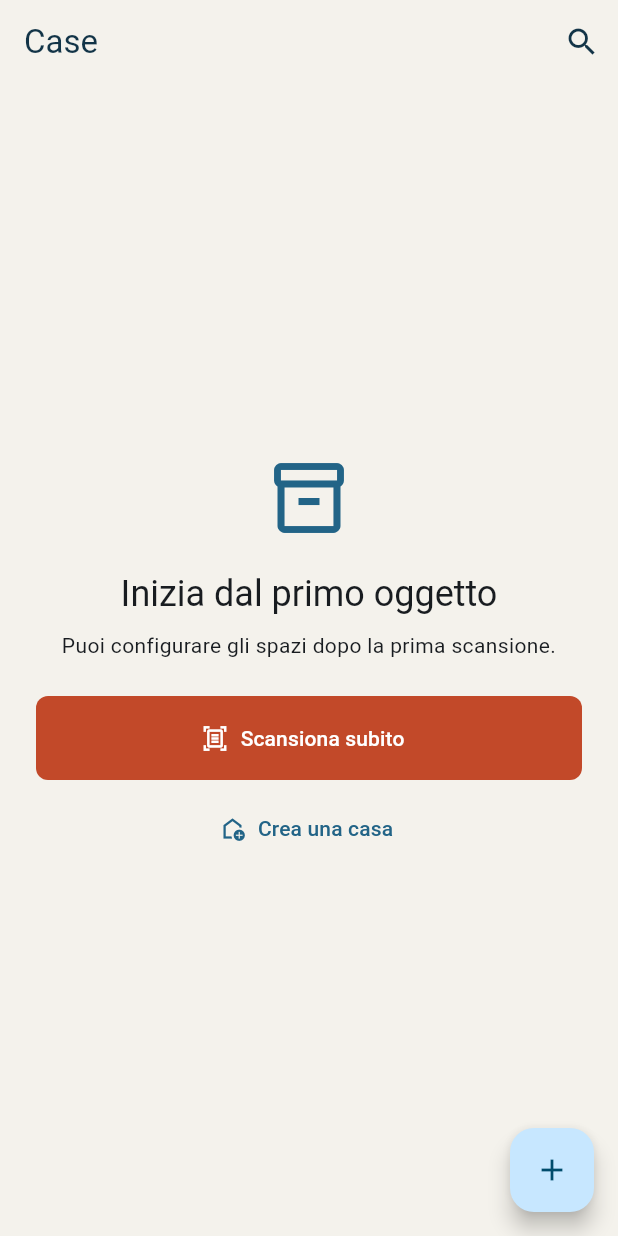
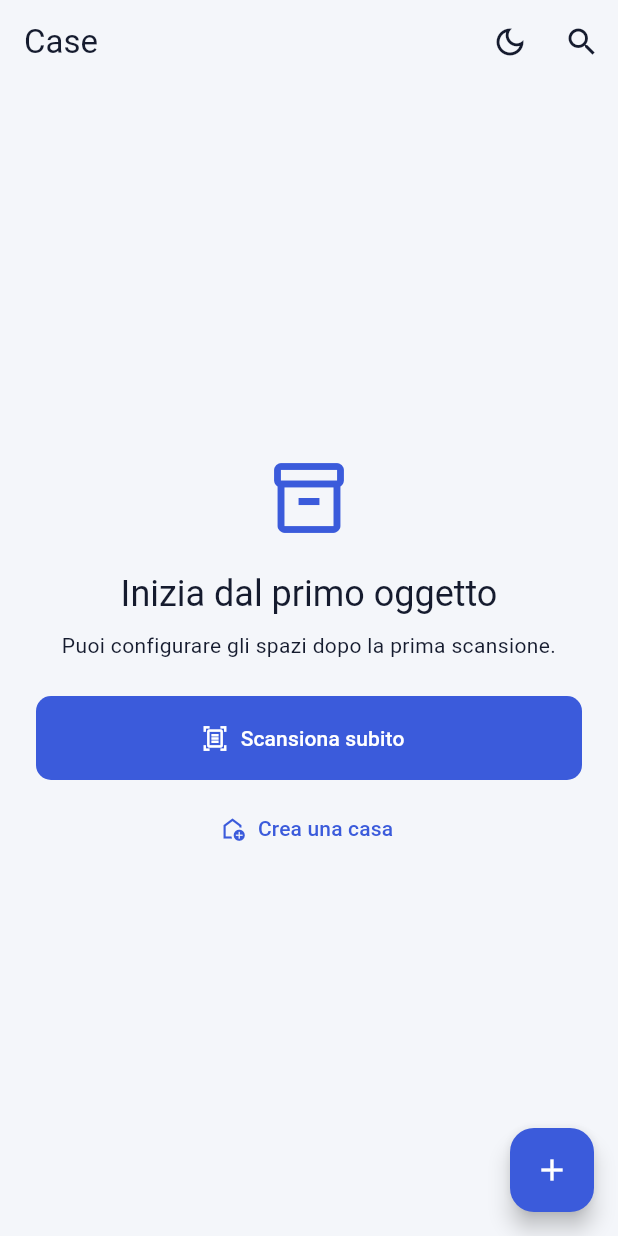
Before and after one commit to raythekool/home-scatolo, a Flutter app: the screen it shows after launch, on a phone screen of 412 x 824 dp. Run offline on Flutter 3.47's test engine with Material 3 defaults, Android fonts, the phone set to English and light mode, and no system bars; our stand-ins replace go_router, image_picker, sqflite, sqflite_common_ffi, sqflite_common_ffi_web; accounts and stored records are empty.

Commit message:
feat: dual Light/Dark theme (Indaco & Grafite / Notte & Ambra) with toggle, Figma design system, updated docs
Flutter AppTheme + ThemeToggleButton, /admin CSS tokens + theme switcher, docs Diataxis refresh

```diff
--- a/app/lib/main.dart
+++ b/app/lib/main.dart
@@ -8,6 +8,7 @@ import 'screens/inventory_list_screen.dart';
 import 'screens/item_detail_screen.dart';
 import 'screens/rooms_screen.dart';
 import 'screens/search_screen.dart';
+import 'theme/app_theme.dart';
 
 void main() {
   runApp(const HomeScatoloApp());
@@ -74,54 +75,17 @@ class HomeScatoloApp extends StatelessWidget {
 
   @override
   Widget build(BuildContext context) {
-    const Color ink = Color(0xFF123447);
-    const Color scanOrange = Color(0xFFC24929);
-    const Color paper = Color(0xFFF4F2EC);
-    return MaterialApp.router(
-      title: 'Home Scatolo',
-      theme: ThemeData(
-        colorScheme: ColorScheme.fromSeed(
-          seedColor: ink,
-          secondary: scanOrange,
-          brightness: Brightness.light,
-        ),
-        useMaterial3: true,
-        scaffoldBackgroundColor: paper,
-        appBarTheme: const AppBarTheme(
-          centerTitle: false,
-          backgroundColor: paper,
-          foregroundColor: ink,
-          elevation: 0,
-          surfaceTintColor: Colors.transparent,
-        ),
-        cardTheme: const CardThemeData(
-          elevation: 0,
-          color: Colors.white,
-          margin: EdgeInsets.zero,
-          shape: RoundedRectangleBorder(
-            borderRadius: BorderRadius.all(Radius.circular(8)),
-            side: BorderSide(color: Color(0xFFE2E6E2)),
-          ),
-        ),
-        filledButtonTheme: FilledButtonThemeData(
-          style: FilledButton.styleFrom(
-            backgroundColor: scanOrange,
-            foregroundColor: Colors.white,
-            minimumSize: const Size.fromHeight(56),
-            shape: const RoundedRectangleBorder(
-              borderRadius: BorderRadius.all(Radius.circular(8)),
-            ),
-          ),
-        ),
-        inputDecorationTheme: const InputDecorationTheme(
-          filled: true,
-          fillColor: Colors.white,
-          border: OutlineInputBorder(
-            borderRadius: BorderRadius.all(Radius.circular(8)),
-          ),
-        ),
-      ),
-      routerConfig: _router,
+    return ValueListenableBuilder<ThemeMode>(
+      valueListenable: appThemeController,
+      builder: (BuildContext context, ThemeMode mode, _) {
+        return MaterialApp.router(
+          title: 'Home Scatolo',
+          theme: AppTheme.light,
+          darkTheme: AppTheme.dark,
+          themeMode: mode,
+          routerConfig: _router,
+        );
+      },
     );
   }
 }
--- a/app/lib/screens/containers_screen.dart
+++ b/app/lib/screens/containers_screen.dart
@@ -4,6 +4,7 @@ import 'package:go_router/go_router.dart';
 import '../models/container.dart' as models;
 import '../services/storage_factory.dart';
 import '../services/storage_service.dart';
+import '../theme/app_theme.dart';
 
 class ContainersScreen extends StatefulWidget {
   const ContainersScreen({
@@ -164,6 +165,9 @@ class _ContainersScreenState extends State<ContainersScreen> {
     return Scaffold(
       appBar: AppBar(
         title: const Text('Contenitori'),
+        actions: const <Widget>[
+          ThemeToggleButton(),
+        ],
       ),
       body: widget.roomId == null
           ? const Center(child: Text('Seleziona una stanza prima.'))
--- a/app/lib/screens/houses_screen.dart
+++ b/app/lib/screens/houses_screen.dart
@@ -4,6 +4,7 @@ import 'package:go_router/go_router.dart';
 import '../models/house.dart';
 import '../services/storage_factory.dart';
 import '../services/storage_service.dart';
+import '../theme/app_theme.dart';
 
 class HousesScreen extends StatefulWidget {
   const HousesScreen({super.key, this.storageService});
@@ -131,6 +132,7 @@ class _HousesScreenState extends State<HousesScreen> {
       appBar: AppBar(
         title: const Text('Case'),
         actions: <Widget>[
+          const ThemeToggleButton(),
           IconButton(
             icon: const Icon(Icons.search),
             tooltip: 'Cerca nell\'inventario',
@@ -232,7 +234,7 @@ class _HousesScreenState extends State<HousesScreen> {
                             isActive ? 'Spazio attivo' : 'Tocca per aprire'),
                         trailing: Icon(
                           isActive ? Icons.check_circle : Icons.chevron_right,
-                          color: isActive ? Colors.green.shade800 : null,
+                          color: isActive ? AppTheme.successColor(context) : null,
                         ),
                         onTap: () => _selectHouse(house),
                       ),
--- a/app/lib/screens/inventory_list_screen.dart
+++ b/app/lib/screens/inventory_list_screen.dart
@@ -4,6 +4,7 @@ import 'package:go_router/go_router.dart';
 import '../models/item.dart';
 import '../services/storage_factory.dart';
 import '../services/storage_service.dart';
+import '../theme/app_theme.dart';
 
 class InventoryListScreen extends StatefulWidget {
   const InventoryListScreen({
@@ -104,6 +105,7 @@ class _InventoryListScreenState extends State<InventoryListScreen> {
           ],
         ),
         actions: <Widget>[
+          const ThemeToggleButton(),
           IconButton(
             icon: const Icon(Icons.search),
             tooltip: 'Cerca in tutta la casa',
--- a/app/lib/screens/rooms_screen.dart
+++ b/app/lib/screens/rooms_screen.dart
@@ -4,6 +4,7 @@ import 'package:go_router/go_router.dart';
 import '../models/room.dart';
 import '../services/storage_factory.dart';
 import '../services/storage_service.dart';
+import '../theme/app_theme.dart';
 
 class RoomsScreen extends StatefulWidget {
   const RoomsScreen({
@@ -133,6 +134,9 @@ class _RoomsScreenState extends State<RoomsScreen> {
     return Scaffold(
       appBar: AppBar(
         title: const Text('Stanze'),
+        actions: const <Widget>[
+          ThemeToggleButton(),
+        ],
       ),
       body: widget.houseId == null
           ? const Center(child: Text('Seleziona una casa prima.'))
--- /dev/null
+++ b/app/lib/theme/app_theme.dart
@@ -0,0 +1,270 @@
+import 'package:flutter/material.dart';
+
+/// Controller leggero per alternare tra tema chiaro (Indaco & Grafite)
+/// e tema scuro (Notte & Ambra) senza dipendenze esterne.
+class AppThemeController extends ValueNotifier<ThemeMode> {
+  AppThemeController([super.value = ThemeMode.system]);
+
+  void toggle(Brightness currentBrightness) {
+    value = currentBrightness == Brightness.dark
+        ? ThemeMode.light
+        : ThemeMode.dark;
+  }
+}
+
+final AppThemeController appThemeController = AppThemeController();
+
+/// Palette WCAG AA+ condivise tra Flutter PWA e Console Admin (`/admin`).
+/// - Light: Indaco & Grafite (`#3B5BDB` su `#FFFFFF`, contrasto 5.67:1)
+/// - Dark: Notte & Ambra (`#E07A3F` con testo `#11161D`, contrasto 6.11:1)
+class AppTheme {
+  const AppTheme._();
+
+  // ---- Light: Indaco & Grafite ----
+  static const Color lightInk = Color(0xFF151B2E);
+  static const Color lightInkSoft = Color(0xFF4C5772);
+  static const Color lightPaper = Color(0xFFF4F6FA);
+  static const Color lightSurface = Color(0xFFFFFFFF);
+  static const Color lightSurfaceMuted = Color(0xFFF8F9FC);
+  static const Color lightBorder = Color(0xFFDCE1EC);
+  static const Color lightAccent = Color(0xFF3B5BDB);
+  static const Color lightAccentSoft = Color(0xFFE8EEFF);
+  static const Color lightAccentSoftFg = Color(0xFF2B48BF);
+  static const Color lightOk = Color(0xFF127A4E);
+  static const Color lightError = Color(0xFFC92A2A);
+
+  // ---- Dark: Notte & Ambra ----
+  static const Color darkInk = Color(0xFFF1F5F9);
+  static const Color darkInkSoft = Color(0xFF9FB0C3);
+  static const Color darkPaper = Color(0xFF11161D);
+  static const Color darkSurface = Color(0xFF19212B);
+  static const Color darkSurfaceMuted = Color(0xFF222C38);
+  static const Color darkBorder = Color(0xFF2E3B4A);
+  static const Color darkAccent = Color(0xFFE07A3F);
+  static const Color darkAccentFg = Color(0xFF11161D);
+  static const Color darkAccentSoft = Color(0xFF332219);
+  static const Color darkAccentSoftFg = Color(0xFFF6B187);
+  static const Color darkOk = Color(0xFF34D399);
+  static const Color darkError = Color(0xFFF87171);
+
+  static Color successColor(BuildContext context) =>
+      Theme.of(context).brightness == Brightness.dark ? darkOk : lightOk;
+
+  static ThemeData get light {
+    const ColorScheme scheme = ColorScheme.light(
+      primary: lightAccent,
+      onPrimary: Colors.white,
+      primaryContainer: lightAccentSoft,
+      onPrimaryContainer: lightAccentSoftFg,
+      secondary: lightInk,
+      onSecondary: Colors.white,
+      secondaryContainer: lightSurfaceMuted,
+      onSecondaryContainer: lightInk,
+      surface: lightSurface,
+      onSurface: lightInk,
+      onSurfaceVariant: lightInkSoft,
+      surfaceContainerLowest: lightSurface,
+      surfaceContainerLow: lightSurfaceMuted,
+      surfaceContainer: lightSurfaceMuted,
+      surfaceContainerHigh: lightAccentSoft,
+      surfaceContainerHighest: lightBorder,
+      outline: lightBorder,
+      outlineVariant: lightBorder,
+      error: lightError,
+      onError: Colors.white,
+    );
+
+    return ThemeData(
+      useMaterial3: true,
+      brightness: Brightness.light,
+      colorScheme: scheme,
+      scaffoldBackgroundColor: lightPaper,
+      appBarTheme: const AppBarTheme(
+        centerTitle: false,
+        backgroundColor: lightPaper,
+        foregroundColor: lightInk,
+        elevation: 0,
+        surfaceTintColor: Colors.transparent,
+      ),
+      cardTheme: const CardThemeData(
+        elevation: 0,
+        color: lightSurface,
+        margin: EdgeInsets.zero,
+        shape: RoundedRectangleBorder(
+          borderRadius: BorderRadius.all(Radius.circular(10)),
+          side: BorderSide(color: lightBorder),
+        ),
+      ),
+      filledButtonTheme: FilledButtonThemeData(
+        style: FilledButton.styleFrom(
+          backgroundColor: lightAccent,
+          foregroundColor: Colors.white,
+          minimumSize: const Size.fromHeight(56),
+          shape: const RoundedRectangleBorder(
+            borderRadius: BorderRadius.all(Radius.circular(10)),
+          ),
+        ),
+      ),
+      floatingActionButtonTheme: const FloatingActionButtonThemeData(
+        backgroundColor: lightAccent,
+        foregroundColor: Colors.white,
+      ),
+      inputDecorationTheme: const InputDecorationTheme(
+        filled: true,
+        fillColor: lightSurface,
+        border: OutlineInputBorder(
+          borderRadius: BorderRadius.all(Radius.circular(10)),
+          borderSide: BorderSide(color: lightBorder),
+        ),
+        enabledBorder: OutlineInputBorder(
+          borderRadius: BorderRadius.all(Radius.circular(10)),
+          borderSide: BorderSide(color: lightBorder),
+        ),
+        focusedBorder: OutlineInputBorder(
+          borderRadius: BorderRadius.all(Radius.circular(10)),
+          borderSide: BorderSide(color: lightAccent, width: 2),
+        ),
+      ),
+      chipTheme: ChipThemeData(
+        backgroundColor: lightSurface,
+        selectedColor: lightAccentSoft,
+        side: const BorderSide(color: lightBorder),
+        labelStyle: const TextStyle(color: lightInk),
+        secondaryLabelStyle: const TextStyle(
+          color: lightAccentSoftFg,
+          fontWeight: FontWeight.w600,
+        ),
+        shape: const StadiumBorder(),
+      ),
+      dialogTheme: const DialogThemeData(
+        backgroundColor: lightSurface,
+        surfaceTintColor: Colors.transparent,
+      ),
+      snackBarTheme: const SnackBarThemeData(
+        backgroundColor: lightInk,
+        contentTextStyle: TextStyle(color: Colors.white),
+      ),
+    );
+  }
+
+  static ThemeData get dark {
+    const ColorScheme scheme = ColorScheme.dark(
+      primary: darkAccent,
+      onPrimary: darkAccentFg,
+      primaryContainer: darkAccentSoft,
+      onPrimaryContainer: darkAccentSoftFg,
+      secondary: darkInk,
+      onSecondary: darkPaper,
+      secondaryContainer: darkSurfaceMuted,
+      onSecondaryContainer: darkInk,
+      surface: darkSurface,
+      onSurface: darkInk,
+      onSurfaceVariant: darkInkSoft,
+      surfaceContainerLowest: darkPaper,
+      surfaceContainerLow: darkSurface,
+      surfaceContainer: darkSurface,
+      surfaceContainerHigh: darkSurfaceMuted,
+      surfaceContainerHighest: darkBorder,
+      outline: darkBorder,
+      outlineVariant: darkBorder,
+      error: darkError,
+      onError: darkPaper,
+    );
+
+    return ThemeData(
+      useMaterial3: true,
+      brightness: Brightness.dark,
+      colorScheme: scheme,
+      scaffoldBackgroundColor: darkPaper,
+      appBarTheme: const AppBarTheme(
+        centerTitle: false,
+        backgroundColor: darkPaper,
+        foregroundColor: darkInk,
+        elevation: 0,
+        surfaceTintColor: Colors.transparent,
+      ),
+      cardTheme: const CardThemeData(
+        elevation: 0,
+        color: darkSurface,
+        margin: EdgeInsets.zero,
+        shape: RoundedRectangleBorder(
+          borderRadius: BorderRadius.all(Radius.circular(10)),
+          side: BorderSide(color: darkBorder),
+        ),
+      ),
+      filledButtonTheme: FilledButtonThemeData(
+        style: FilledButton.styleFrom(
+          backgroundColor: darkAccent,
+          foregroundColor: darkAccentFg,
+          minimumSize: const Size.fromHeight(56),
+          shape: const RoundedRectangleBorder(
+            borderRadius: BorderRadius.all(Radius.circular(10)),
+          ),
+        ),
+      ),
+      floatingActionButtonTheme: const FloatingActionButtonThemeData(
+        backgroundColor: darkAccent,
+        foregroundColor: darkAccentFg,
+      ),
+      inputDecorationTheme: const InputDecorationTheme(
+        filled: true,
+        fillColor: darkSurface,
+        border: OutlineInputBorder(
+          borderRadius: BorderRadius.all(Radius.circular(10)),
+          borderSide: BorderSide(color: darkBorder),
+        ),
+        enabledBorder: OutlineInputBorder(
+          borderRadius: BorderRadius.all(Radius.circular(10)),
+          borderSide: BorderSide(color: darkBorder),
+        ),
+        focusedBorder: OutlineInputBorder(
+          borderRadius: BorderRadius.all(Radius.circular(10)),
+          borderSide: BorderSide(color: darkAccent, width: 2),
+        ),
+      ),
+      chipTheme: ChipThemeData(
+        backgroundColor: darkSurface,
+        selectedColor: darkAccentSoft,
+        side: const BorderSide(color: darkBorder),
+        labelStyle: const TextStyle(color: darkInk),
+        secondaryLabelStyle: const TextStyle(
+          color: darkAccentSoftFg,
+          fontWeight: FontWeight.w600,
+        ),
+        shape: const StadiumBorder(),
+      ),
+      dialogTheme: const DialogThemeData(
+        backgroundColor: darkSurface,
+        surfaceTintColor: Colors.transparent,
+      ),
+      snackBarTheme: const SnackBarThemeData(
+        backgroundColor: darkSurfaceMuted,
+        contentTextStyle: TextStyle(color: darkInk),
+      ),
+    );
+  }
+}
+
+/// Pulsante accessibile per cambiare al volo tra Light (Indaco & Grafite)
+/// e Dark (Notte & Ambra).
+class ThemeToggleButton extends StatelessWidget {
+  const ThemeToggleButton({super.key, this.controller});
+
+  final AppThemeController? controller;
+
+  @override
+  Widget build(BuildContext context) {
+    final bool isDark = Theme.of(context).brightness == Brightness.dark;
+    final AppThemeController activeController =
+        controller ?? appThemeController;
+    return IconButton(
+      icon: Icon(
+        isDark ? Icons.light_mode_outlined : Icons.dark_mode_outlined,
+      ),
+      tooltip: isDark
+          ? 'Passa al tema chiaro (Indaco)'
+          : 'Passa al tema scuro (Notte e Ambra)',
+      onPressed: () => activeController.toggle(Theme.of(context).brightness),
+    );
+  }
+}
```
Also changed, not shown: 10 other files.
